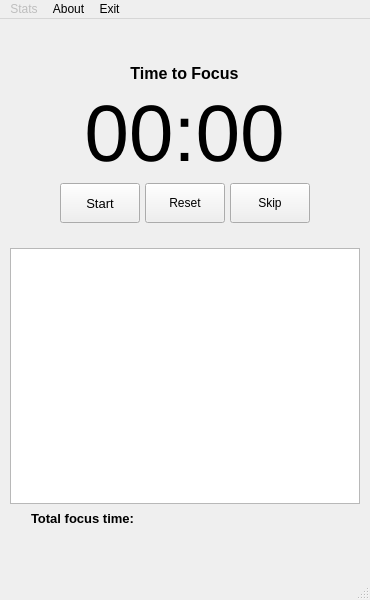
First picture: the form in ui/mainwindow.ui, repository TiagoSBO/qt-pomodoro-timer, before the edit.
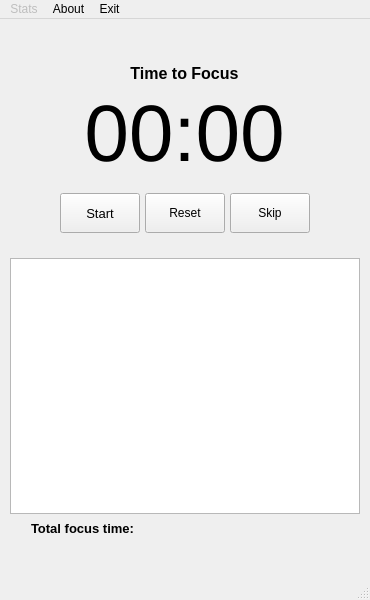
Second picture: the form after the edit. Icons and pictures are not drawn.

Commit message: feat(style): Adds new qss file to helpWindow.ui and new window styles.

What changed in the file:
```diff
--- a/ui/mainwindow.ui
+++ b/ui/mainwindow.ui
@@ -171,7 +171,7 @@
            <number>0</number>
           </property>
           <property name="topMargin">
-           <number>0</number>
+           <number>10</number>
           </property>
           <property name="rightMargin">
            <number>0</number>
@@ -511,7 +511,7 @@
         <property name="maximumSize">
          <size>
           <width>30</width>
-          <height>40</height>
+          <height>30</height>
          </size>
         </property>
         <property name="toolTip">
```
The commit also changes 5 other files.
